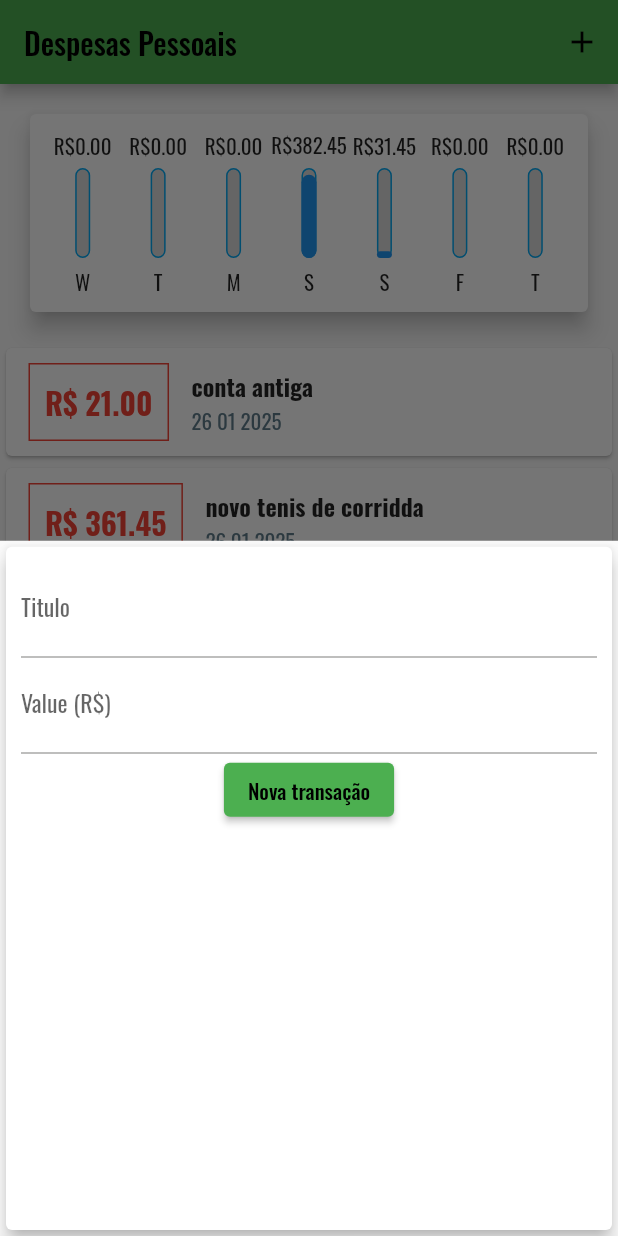
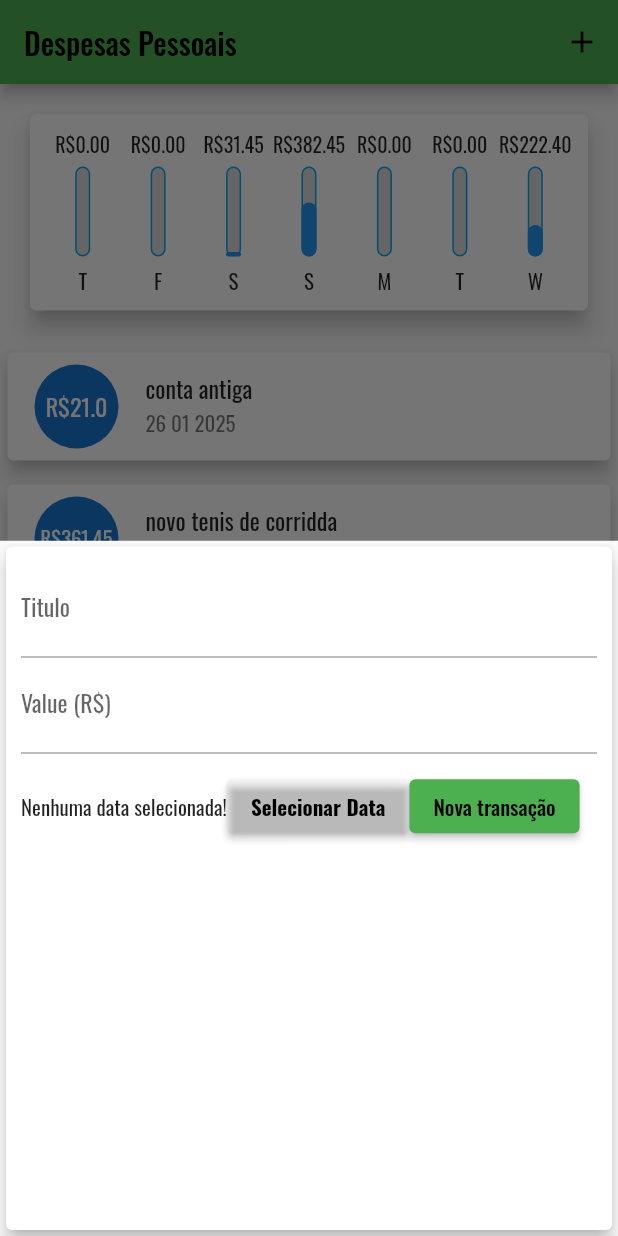
Before and after one commit to Agustin-L/App2_FlutterMobile, a Flutter app: the screen it shows after launch, after a tap on the "add" icon, on a phone screen of 412 x 824 dp. Run offline on Flutter 3.47's test engine with Material 3 defaults, Android fonts, the phone set to English and light mode, and no system bars.

Commit message:
Atualização do aplicativo

```diff
--- a/lib/componentes/barraGrafico.dart
+++ b/lib/componentes/barraGrafico.dart
@@ -15,8 +15,11 @@ class BarraGrafico extends StatelessWidget {
   Widget build(BuildContext context) {
     return Column(
       children: [
-        FittedBox(
-          child: Text('R\$${value.toStringAsFixed(2)}')),
+        Container(
+          height: 20,
+          child: FittedBox(
+            child: Text('R\$${value.toStringAsFixed(2)}')),
+        ),
         SizedBox(height: 5),
         Container(
           height: 60,
--- a/lib/componentes/grafico.dart
+++ b/lib/componentes/grafico.dart
@@ -31,7 +31,7 @@ class Grafico extends StatelessWidget {
         'day': DateFormat.E().format(diaSemana)[0],
         'value': totalS,
       };
-    });
+    }).reversed.toList();
   }
 
   double get valorTotalSemana {
--- a/lib/componentes/lista_transacao.dart
+++ b/lib/componentes/lista_transacao.dart
@@ -1,10 +1,8 @@
-
 import 'package:flutter/material.dart';
 import 'package:intl/intl.dart';
 import '../modelos/transacao.dart';
 
 class ListaTransacao extends StatelessWidget {
-
   List<Transacao> transacao;
 
   ListaTransacao(this.transacao);
@@ -12,59 +10,56 @@ class ListaTransacao extends StatelessWidget {
   @override
   Widget build(BuildContext context) {
     return Container(
-      height: 300,
-      child: transacao.isEmpty ? Column(
+      height: 600,
+      child: transacao.isEmpty
+          ? Column(
               children: [
                 Text(
                   'Nenhuma trasação Cadastrada!',
                   style: Theme.of(context).textTheme.titleLarge,
                 ),
-          SizedBox(height: 20,),
+                SizedBox(
+                  height: 20,
+                ),
                 Container(
                   height: 200,
-            child: Image.asset('assets/images/50098.png',
+                  child: Image.asset(
+                    'assets/images/50098.png',
                     fit: BoxFit.cover,
                   ),
                 )
               ],
-      ):
-      ListView.builder(
+            )
+          : ListView.builder(
               itemCount: transacao.length,
-        itemBuilder: (ctx,index){
-
+              itemBuilder: (ctx, index) {
                 final tr = transacao[index];
 
                 return Card(
-                    child: Row(
-                      children: [
-                        Container(
-                          margin: EdgeInsets.symmetric(horizontal: 15, vertical: 10),
-                          decoration:
-                              BoxDecoration(border: Border.all(color: Colors.red)),
-                          padding: EdgeInsets.all(10),
-                          child: Text('R\$ ${tr.value.toStringAsFixed(2)}',
-                              style: TextStyle(
-                                fontWeight: FontWeight.bold,
-                                fontSize: 20,
-                                color: Colors.red,
-                              )),
+                  elevation: 5,
+                  margin: EdgeInsets.symmetric(
+                    vertical: 8,
+                    horizontal: 5,
                   ),
-                        Column(
-                          crossAxisAlignment: CrossAxisAlignment.start,
-                          children: [
-                            Text(
-                              tr.title,
-                              style: TextStyle(fontSize: 16, fontWeight: FontWeight.bold),
-                            ),
-                            Text(
-                              DateFormat('d MM y').format(tr.date),
-                              style: TextStyle(
-                                color: Colors.blueGrey,
+                  child: ListTile(
+                    leading: CircleAvatar(
+                      radius: 30,
+                      child: Padding(
+                        padding: const EdgeInsets.all(6),
+                        child: FittedBox(
+                        child: Text('R\$${tr.value}'),
                         ),
                       ),
-                          ],
                     ),
-                      ],
+                    title: Text(
+                      tr.title,
+                      //style: Theme.of(context),
+                    ),
+                    subtitle: Text(
+                      DateFormat('d MM y').format(tr.date),
+
+                    ),
+                    //trailing: ,
                   ),
                 );
               },
--- a/lib/componentes/titulos.dart
+++ b/lib/componentes/titulos.dart
@@ -1,10 +1,7 @@
 import 'package:flutter/material.dart';
 
-
-
 class Titulos extends StatefulWidget {
-
-  final void Function(String,double) transferindo;
+  final void Function(String, double) transferindo;
 
   Titulos(this.transferindo);
 
@@ -13,7 +10,6 @@ class Titulos extends StatefulWidget {
 }
 
 class _TitulosState extends State<Titulos> {
-
   final tituloControle = TextEditingController();
 
   final valorControle = TextEditingController();
@@ -28,9 +24,7 @@ class _TitulosState extends State<Titulos> {
           children: [
             TextField(
               controller: tituloControle,
-                  decoration: InputDecoration(
-                    labelText: 'Titulo'
-                  ),
+              decoration: InputDecoration(labelText: 'Titulo'),
             ),
             TextField(
               controller: valorControle,
@@ -39,20 +33,39 @@ class _TitulosState extends State<Titulos> {
                 labelText: 'Value (R\$)',
               ),
             ),
+            Container(
+              height: 70,
+              child: Row(
+                children: [
+                  Text('Nenhuma data selecionada!'),
+                  ElevatedButton(
+                    onPressed: () {},
+                    style: ElevatedButton.styleFrom(
+                    backgroundColor: const Color.fromARGB(0, 0, 0, 0)),
+                    child: Text('Selecionar Data',
+                    style: TextStyle(
+                    fontWeight: FontWeight.bold,
+                    color: Colors.black),),
+                  ),
                   Row(
                     mainAxisAlignment: MainAxisAlignment.center,
                     children: [
                       ElevatedButton(
-                      onPressed:(){
+                        onPressed: () {
                           final titulo = tituloControle.text;
-                      final valor = double.tryParse(valorControle.text) ?? 0.0;
-                      widget.transferindo(titulo,valor);
-
+                          final valor =
+                              double.tryParse(valorControle.text) ?? 0.0;
+                          widget.transferindo(titulo, valor);
                         },
-                      child: Text('Nova transação', style: TextStyle(color: Colors.black),),
-
+                        child: Text(
+                          'Nova transação',
+                          style: TextStyle(color: Colors.black),
+                        ),
                       ),
                     ],
+                  ),
+                ],
+              ),
             ),
           ],
         ),
--- a/lib/main.dart
+++ b/lib/main.dart
@@ -64,6 +64,17 @@ class _MyHomeState extends State<MyHome> {
          value: 31.45,
          date: DateTime.now().subtract(Duration(days: 4)),
        ),
+       Transacao(
+         id: 't3',
+         title: 'conta internet',
+         value: 161.80,
+         date: DateTime.now(),
+       ),Transacao(
+         id: 't4',
+         title: 'Petshop',
+         value: 60.60,
+         date: DateTime.now(),
+       ),
     ];
 
     List<Transacao> get recentesTransacoes {
```
Lines whose indentation alone changed are shown as unchanged.
